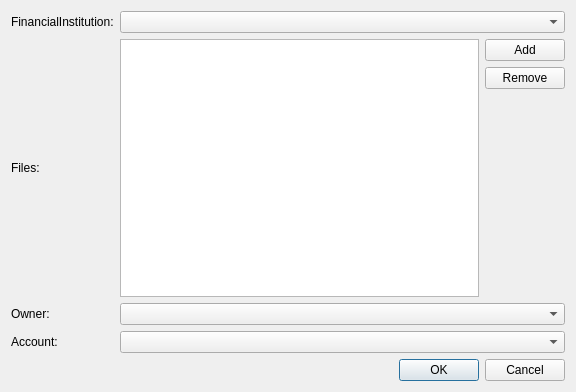
First picture: the form in src/ui/importdatadialog.ui, repository KindVador/Accountancy, before the edit.
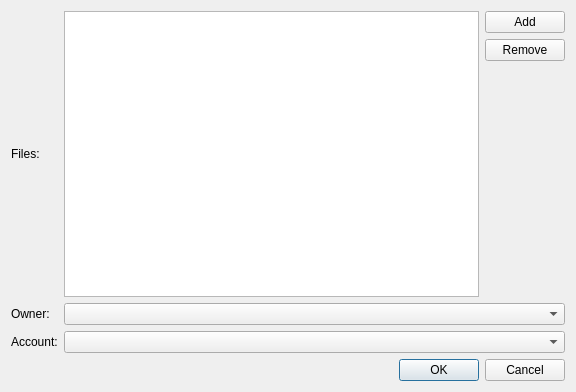
Second picture: the form after the edit.

Commit message: remove combobox for financial institutions

The edit to the form file:
```diff
--- a/src/ui/importdatadialog.ui
+++ b/src/ui/importdatadialog.ui
@@ -14,17 +14,14 @@
    <string>Dialog</string>
   </property>
   <layout class="QGridLayout" name="gridLayout">
-   <item row="0" column="0">
-    <widget class="QLabel" name="financialInstitutionLabel">
-     <property name="text">
-      <string>FinancialInstitution:</string>
-     </property>
-    </widget>
-   </item>
-   <item row="0" column="1">
-    <widget class="QComboBox" name="financialInstitutionComboBox"/>
-   </item>
    <item row="1" column="0">
+    <widget class="QLabel" name="ownerLabel">
+     <property name="text">
+      <string>Owner:</string>
+     </property>
+    </widget>
+   </item>
+   <item row="0" column="0">
     <widget class="QLabel" name="filesLabel">
      <property name="text">
       <string>Files:</string>
@@ -32,6 +29,12 @@
     </widget>
    </item>
    <item row="1" column="1">
+    <widget class="QComboBox" name="ownerComboBox"/>
+   </item>
+   <item row="2" column="1">
+    <widget class="QComboBox" name="accountComboBox"/>
+   </item>
+   <item row="0" column="1">
     <layout class="QHBoxLayout" name="horizontalLayout">
      <item>
       <widget class="QListWidget" name="filesListWidget">
@@ -73,27 +76,7 @@
      </item>
     </layout>
    </item>
-   <item row="2" column="0">
-    <widget class="QLabel" name="ownerLabel">
-     <property name="text">
-      <string>Owner:</string>
-     </property>
-    </widget>
-   </item>
-   <item row="2" column="1">
-    <widget class="QComboBox" name="ownerComboBox"/>
-   </item>
-   <item row="3" column="0">
-    <widget class="QLabel" name="accountLabel">
-     <property name="text">
-      <string>Account:</string>
-     </property>
-    </widget>
-   </item>
-   <item row="3" column="1">
-    <widget class="QComboBox" name="accountComboBox"/>
-   </item>
-   <item row="4" column="0" colspan="2">
+   <item row="3" column="0" colspan="2">
     <widget class="QDialogButtonBox" name="buttonBox">
      <property name="orientation">
       <enum>Qt::Horizontal</enum>
@@ -103,6 +86,13 @@
      </property>
     </widget>
    </item>
+   <item row="2" column="0">
+    <widget class="QLabel" name="accountLabel">
+     <property name="text">
+      <string>Account:</string>
+     </property>
+    </widget>
+   </item>
   </layout>
  </widget>
  <resources/>
```
The commit also changes 1 other file.
